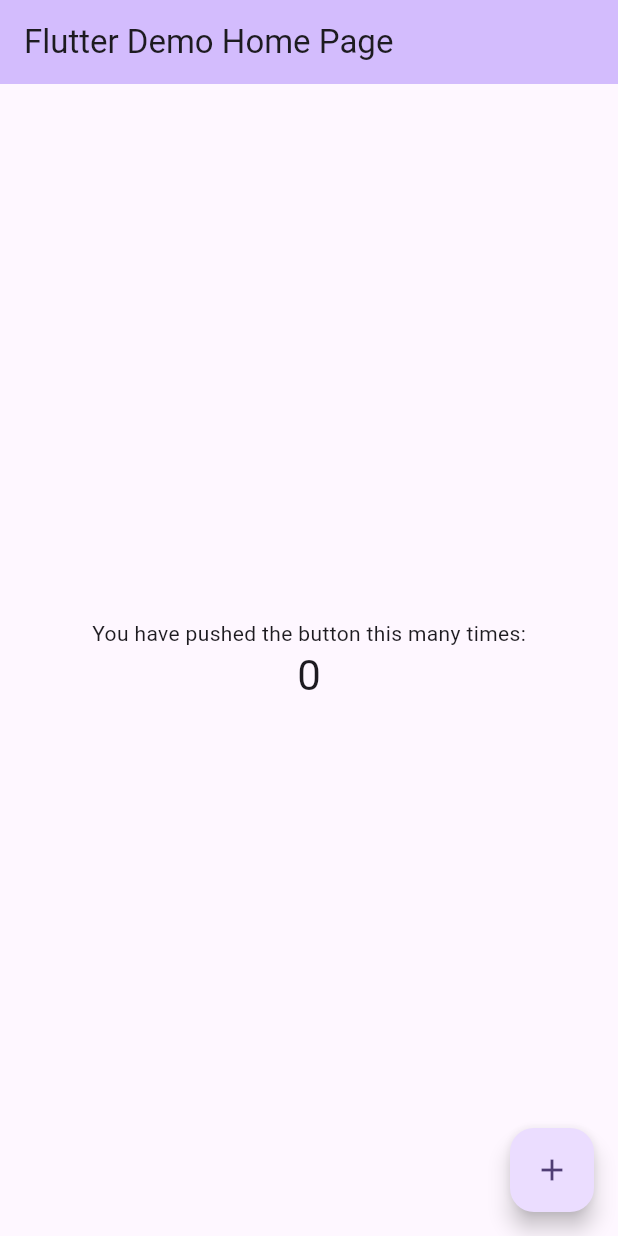
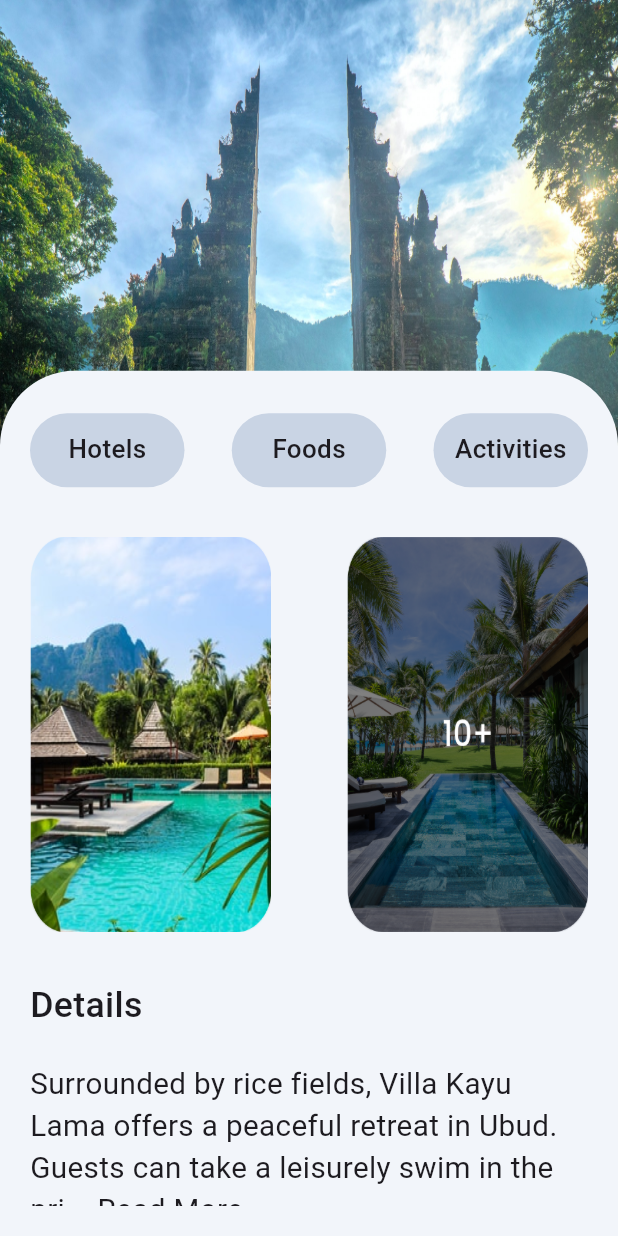
Before and after one commit to Dragorrik/Assignment_06, a Flutter app: the screen it shows after launch, on a phone screen of 412 x 824 dp. Run offline on Flutter 3.47's test engine with Material 3 defaults, Android fonts, the phone set to English and light mode, and no system bars.

Commit message:
35% work done

```diff
--- a/lib/main.dart
+++ b/lib/main.dart
@@ -1,3 +1,4 @@
+import 'package:assignment_06/pages/main_page.dart';
 import 'package:flutter/material.dart';
 
 void main() {
@@ -7,119 +8,13 @@
 class MyApp extends StatelessWidget {
   const MyApp({super.key});
 
-  // This widget is the root of your application.
   @override
   Widget build(BuildContext context) {
     return MaterialApp(
-      title: 'Flutter Demo',
-      theme: ThemeData(
-        // This is the theme of your application.
-        //
-        // TRY THIS: Try running your application with "flutter run". You'll see
-        // the application has a purple toolbar. Then, without quitting the app,
-        // try changing the seedColor in the colorScheme below to Colors.green
-        // and then invoke "hot reload" (save your changes or press the "hot
-        // reload" button in a Flutter-supported IDE, or press "r" if you used
-        // the command line to start the app).
-        //
-        // Notice that the counter didn't reset back to zero; the application
-        // state is not lost during the reload. To reset the state, use hot
-        // restart instead.
-        //
-        // This works for code too, not just values: Most code changes can be
-        // tested with just a hot reload.
-        colorScheme: ColorScheme.fromSeed(seedColor: Colors.deepPurple),
-        useMaterial3: true,
-      ),
-      home: const MyHomePage(title: 'Flutter Demo Home Page'),
+      debugShowCheckedModeBanner: false,
+      title: 'Assignment 06',
+      theme: ThemeData(),
+      home: MainPage(),
     );
   }
 }
-
-class MyHomePage extends StatefulWidget {
-  const MyHomePage({super.key, required this.title});
-
-  // This widget is the home page of your application. It is stateful, meaning
-  // that it has a State object (defined below) that contains fields that affect
-  // how it looks.
-
-  // This class is the configuration for the state. It holds the values (in this
-  // case the title) provided by the parent (in this case the App widget) and
-  // used by the build method of the State. Fields in a Widget subclass are
-  // always marked "final".
-
-  final String title;
-
-  @override
-  State<MyHomePage> createState() => _MyHomePageState();
-}
-
-class _MyHomePageState extends State<MyHomePage> {
-  int _counter = 0;
-
-  void _incrementCounter() {
-    setState(() {
-      // This call to setState tells the Flutter framework that something has
-      // changed in this State, which causes it to rerun the build method below
-      // so that the display can reflect the updated values. If we changed
-      // _counter without calling setState(), then the build method would not be
-      // called again, and so nothing would appear to happen.
-      _counter++;
-    });
-  }
-
-  @override
-  Widget build(BuildContext context) {
-    // This method is rerun every time setState is called, for instance as done
-    // by the _incrementCounter method above.
-    //
-    // The Flutter framework has been optimized to make rerunning build methods
-    // fast, so that you can just rebuild anything that needs updating rather
-    // than having to individually change instances of widgets.
-    return Scaffold(
-      appBar: AppBar(
-        // TRY THIS: Try changing the color here to a specific color (to
-        // Colors.amber, perhaps?) and trigger a hot reload to see the AppBar
-        // change color while the other colors stay the same.
-        backgroundColor: Theme.of(context).colorScheme.inversePrimary,
-        // Here we take the value from the MyHomePage object that was created by
-        // the App.build method, and use it to set our appbar title.
-        title: Text(widget.title),
-      ),
-      body: Center(
-        // Center is a layout widget. It takes a single child and positions it
-        // in the middle of the parent.
-        child: Column(
-          // Column is also a layout widget. It takes a list of children and
-          // arranges them vertically. By default, it sizes itself to fit its
-          // children horizontally, and tries to be as tall as its parent.
-          //
-          // Column has various properties to control how it sizes itself and
-          // how it positions its children. Here we use mainAxisAlignment to
-          // center the children vertically; the main axis here is the vertical
-          // axis because Columns are vertical (the cross axis would be
-          // horizontal).
-          //
-          // TRY THIS: Invoke "debug painting" (choose the "Toggle Debug Paint"
-          // action in the IDE, or press "p" in the console), to see the
-          // wireframe for each widget.
-          mainAxisAlignment: MainAxisAlignment.center,
-          children: <Widget>[
-            const Text(
-              'You have pushed the button this many times:',
-            ),
-            Text(
-              '$_counter',
-              style: Theme.of(context).textTheme.headlineMedium,
-            ),
-          ],
-        ),
-      ),
-      floatingActionButton: FloatingActionButton(
-        onPressed: _incrementCounter,
-        tooltip: 'Increment',
-        child: const Icon(Icons.add),
-      ), // This trailing comma makes auto-formatting nicer for build methods.
-    );
-  }
-}
--- /dev/null
+++ b/lib/pages/hotels_page.dart
@@ -0,0 +1,15 @@
+import 'package:flutter/material.dart';
+
+class HotelsPage extends StatefulWidget {
+  const HotelsPage({super.key});
+
+  @override
+  State<HotelsPage> createState() => _HotelsPageState();
+}
+
+class _HotelsPageState extends State<HotelsPage> {
+  @override
+  Widget build(BuildContext context) {
+    return Container();
+  }
+}
--- /dev/null
+++ b/lib/pages/main_page.dart
@@ -0,0 +1,109 @@
+import 'package:assignment_06/widgets/service_widget.dart';
+import 'package:flutter/material.dart';
+
+String details =
+    'Surrounded by rice fields, Villa Kayu Lama offers a peaceful retreat in Ubud. Guests can take a leisurely swim in the pri... Read More';
+
+class MainPage extends StatefulWidget {
+  const MainPage({super.key});
+
+  @override
+  State<MainPage> createState() => _MainPageState();
+}
+
+class _MainPageState extends State<MainPage> {
+  @override
+  Widget build(BuildContext context) {
+    final mqh = MediaQuery.of(context).size.height;
+    final mqw = MediaQuery.of(context).size.width;
+    return Scaffold(
+      body: SizedBox(
+        height: double.infinity,
+        width: double.infinity,
+        child: Stack(
+          children: [
+            Container(
+              width: double.infinity,
+              height: mqh * 0.5,
+              decoration: BoxDecoration(
+                image: DecorationImage(
+                  image: AssetImage('assets/images/main.jpeg'),
+                  fit: BoxFit.fill,
+                ),
+              ),
+            ),
+            Positioned(
+              top: mqh * 0.3,
+              left: 0,
+              right: 0,
+              child: Container(
+                width: double.infinity,
+                height: mqh * 0.7,
+                decoration: BoxDecoration(
+                  color: Color(0XFFF2F5FA),
+                  borderRadius: BorderRadius.only(
+                    topLeft: Radius.circular(50),
+                    topRight: Radius.circular(50),
+                  ),
+                ),
+                child: Padding(
+                  padding: const EdgeInsets.all(20),
+                  child: SingleChildScrollView(
+                    child: Column(children: [
+                      SizedBox(height: mqh * 0.01),
+                      Row(
+                          mainAxisAlignment: MainAxisAlignment.spaceBetween,
+                          children: [
+                            ServiceWidget()
+                                .serviceNames('Hotels', mqh * 0.06, mqw * 0.25),
+                            ServiceWidget()
+                                .serviceNames('Foods', mqh * 0.06, mqw * 0.25),
+                            ServiceWidget().serviceNames(
+                                'Activities', mqh * 0.06, mqw * 0.25),
+                          ]),
+                      SizedBox(height: mqh * 0.04),
+                      ServiceWidget().services(
+                        mqh * 0.32,
+                        mqw * 0.39,
+                        'assets/images/1_1.png',
+                        'assets/images/1_2.png',
+                        details,
+                      ),
+                      SizedBox(height: mqh * 0.07),
+                      Container(
+                        padding: EdgeInsets.symmetric(horizontal: 10),
+                        height: mqh * 0.07,
+                        width: mqw * 0.4,
+                        decoration: BoxDecoration(
+                          color: Color(0XFF18C0C1),
+                          borderRadius: BorderRadius.circular(25),
+                        ),
+                        child: Row(
+                          mainAxisAlignment: MainAxisAlignment.spaceEvenly,
+                          children: [
+                            Text(
+                              'Continue',
+                              style: TextStyle(
+                                fontSize: mqh * 0.09 * 0.32,
+                                color: Colors.white,
+                                fontWeight: FontWeight.bold,
+                              ),
+                            ),
+                            Icon(
+                              Icons.arrow_right_alt,
+                              color: Colors.white,
+                            ),
+                          ],
+                        ),
+                      )
+                    ]),
+                  ),
+                ),
+              ),
+            ),
+          ],
+        ),
+      ),
+    );
+  }
+}
--- /dev/null
+++ b/lib/widgets/service_widget.dart
@@ -0,0 +1,66 @@
+import 'package:assignment_06/pages/main_page.dart';
+import 'package:flutter/material.dart';
+
+class ServiceWidget {
+  Widget serviceNames(String title, double height, double width) {
+    return Container(
+      height: height,
+      width: width,
+      decoration: BoxDecoration(
+        color: Color(0XFFC9D4E4),
+        borderRadius: BorderRadius.circular(
+          25,
+        ),
+      ),
+      child: Center(
+          child: Text(title,
+              style: TextStyle(
+                fontWeight: FontWeight.w500,
+                fontSize: height * 0.35,
+              ))),
+    );
+  }
+
+  Widget services(double height, double width, String imagePath1,
+      String imagePath2, String details) {
+    return Column(
+      crossAxisAlignment: CrossAxisAlignment.start,
+      children: [
+        //image section
+        Row(
+          mainAxisAlignment: MainAxisAlignment.spaceBetween,
+          children: [
+            Container(
+              height: height,
+              width: width,
+              decoration: BoxDecoration(
+                  image: DecorationImage(
+                      image: AssetImage(imagePath1), fit: BoxFit.fill)),
+              //child:
+            ),
+            Container(
+              height: height,
+              width: width,
+              decoration: BoxDecoration(
+                  image: DecorationImage(
+                      image: AssetImage(imagePath2), fit: BoxFit.fill)),
+              //child:
+            ),
+          ],
+        ),
+        SizedBox(height: height * 0.12),
+        //detail section
+        Text(
+          "Details",
+          style:
+              TextStyle(fontWeight: FontWeight.w500, fontSize: height * 0.09),
+        ),
+        SizedBox(height: height * 0.08),
+        Text(
+          details,
+          style: TextStyle(fontSize: height * 0.075),
+        )
+      ],
+    );
+  }
+}
--- a/pubspec.yaml
+++ b/pubspec.yaml
@@ -34,6 +34,7 @@ dependencies:
   # The following adds the Cupertino Icons font to your application.
   # Use with the CupertinoIcons class for iOS style icons.
   cupertino_icons: ^1.0.8
+  get: ^4.6.6
 
 dev_dependencies:
   flutter_test:
@@ -58,9 +59,8 @@ flutter:
   uses-material-design: true
 
   # To add assets to your application, add an assets section, like this:
-  # assets:
-  #   - images/a_dot_burr.jpeg
-  #   - images/a_dot_ham.jpeg
+  assets:
+    - assets/images/
 
   # An image asset can refer to one or more resolution-specific "variants", see
   # https://flutter.dev/to/resolution-aware-images
```
Also changed, not shown: lib/pages/activities_page.dart (added), lib/pages/foods_page.dart (added), pubspec.lock.
